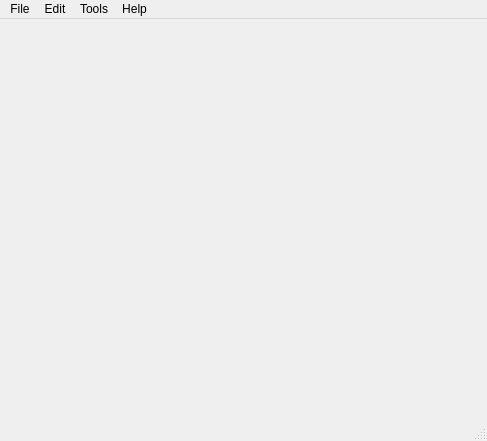
Old version of the form mainwindow.ui in the repository maudsley/colourtool.
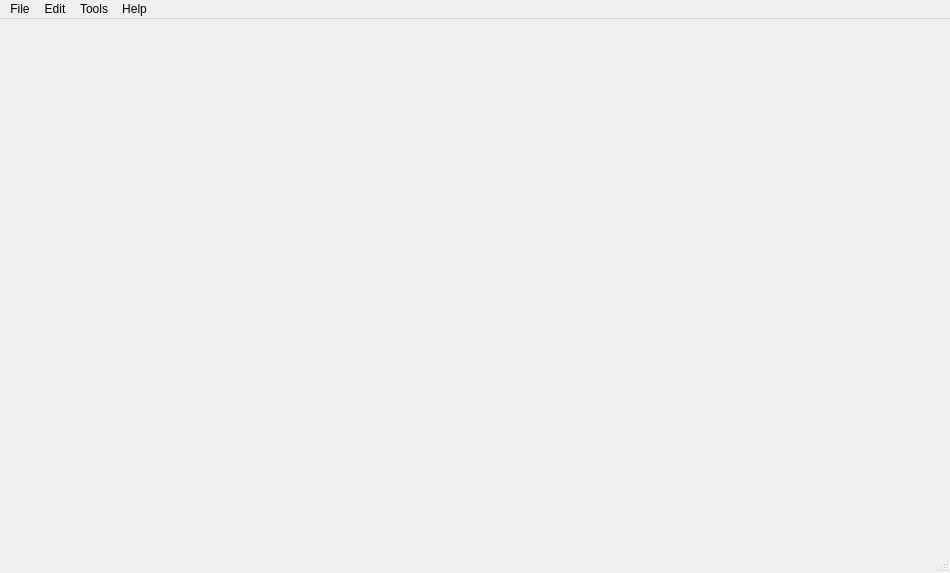
New version of the form.

Diff of the .ui file:
```diff
--- a/mainwindow.ui
+++ b/mainwindow.ui
@@ -6,8 +6,8 @@
    <rect>
     <x>0</x>
     <y>0</y>
-    <width>487</width>
-    <height>441</height>
+    <width>950</width>
+    <height>573</height>
    </rect>
   </property>
   <property name="windowTitle">
@@ -32,7 +32,7 @@
     <rect>
      <x>0</x>
      <y>0</y>
-     <width>487</width>
+     <width>950</width>
      <height>21</height>
     </rect>
    </property>
```
